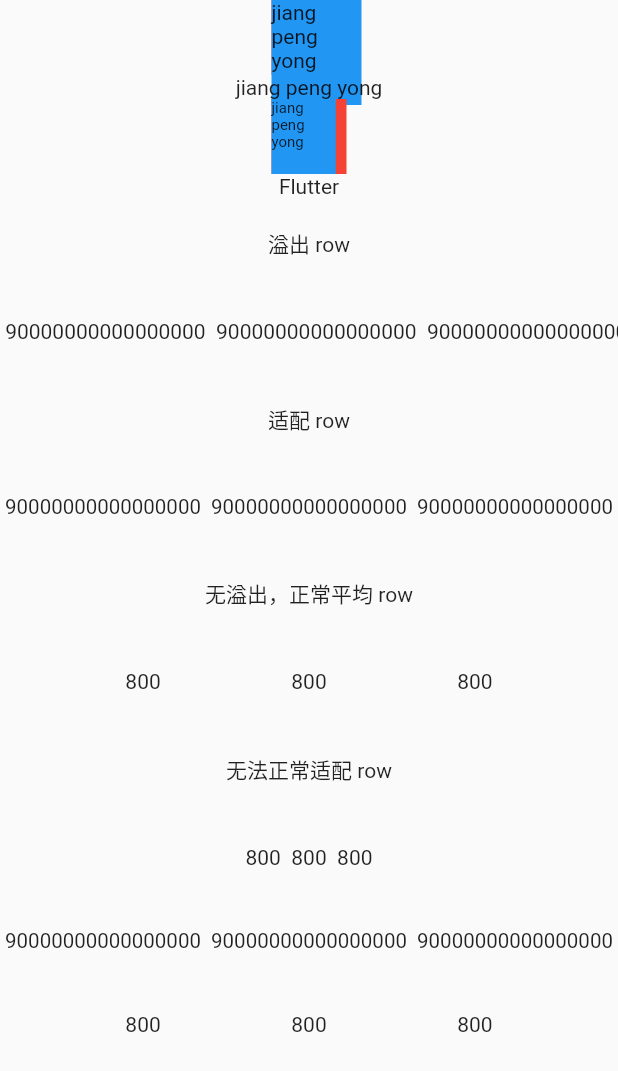
After one commit to zincPower/flutter-study-2021, a Flutter app: the screen it shows after launch, after a tap on "Fitted Box", on a phone screen of 412 x 824 dp. The commit adds this screen. Shown: the top 1071 px of the screen. Run offline on Flutter 3.47's test engine with Material 2 defaults, Android fonts, the phone set to English and light mode, and no system bars; our stand-ins replace camera, video_player.

Commit message:
feat: 增加宽度适配控件

```diff
--- /dev/null
+++ b/lib/container/fitted_box_widget.dart
@@ -0,0 +1,100 @@
+import 'package:flutter/material.dart';
+import 'package:flutter_study_2021/layout/responsive_column.dart';
+
+class FittedBoxWidget extends StatelessWidget {
+  const FittedBoxWidget({Key? key}) : super(key: key);
+
+  Widget build(BuildContext context) {
+    return Scaffold(
+      body: SafeArea(
+        child: Center(
+          child: Column(
+            children: [
+              wContainer(BoxFit.none),
+              Text('jiang peng yong'),
+              wContainer(BoxFit.contain),
+              Text('Flutter'),
+              Center(
+                child: Column(
+                  children: [
+                    Text("溢出 row"),
+                    wRow(' 90000000000000000 '),
+                    Text("适配 row"),
+                    FittedBox(child: wRow(' 90000000000000000 ')),
+                    Text("无溢出，正常平均 row"),
+                    LayoutLogPrint(tag: 1, child: wRow(' 800 ')),
+                    Text("无法正常适配 row"),
+                    FittedBox(
+                      child: LayoutLogPrint(tag: 2, child: wRow(' 800 ')),
+                    ),
+                    SingleLineFittedBox(
+                      child: wRow(' 90000000000000000 '),
+                    ),
+                    SingleLineFittedBox(child: wRow(' 800 ')),
+                  ]
+                      .map((e) => Padding(
+                            padding: EdgeInsets.symmetric(vertical: 20),
+                            child: e,
+                          ))
+                      .toList(),
+                ),
+              ),
+            ],
+          ),
+        ),
+      ),
+    );
+  }
+
+  Widget wContainer(BoxFit boxFit) {
+    return Container(
+      width: 50,
+      height: 50,
+      color: Colors.red,
+      child: FittedBox(
+        fit: boxFit,
+        // clipBehavior: Clip.hardEdge,
+        alignment: Alignment.topLeft,
+        // 子容器超过父容器大小
+        child: Container(
+          width: 60,
+          height: 70,
+          color: Colors.blue,
+          child: Text('jiang peng yong'),
+        ),
+      ),
+    );
+  }
+
+  // 直接使用Row
+  Widget wRow(String text) {
+    Widget child = Text(text);
+    child = Row(
+      mainAxisAlignment: MainAxisAlignment.spaceEvenly,
+      children: [child, child, child],
+    );
+    return child;
+  }
+}
+
+class SingleLineFittedBox extends StatelessWidget {
+  const SingleLineFittedBox({Key? key, this.child}) : super(key: key);
+  final Widget? child;
+
+  @override
+  Widget build(BuildContext context) {
+    return LayoutBuilder(
+      builder: (_, constraints) {
+        return FittedBox(
+          child: ConstrainedBox(
+            constraints: constraints.copyWith(
+              maxWidth: double.infinity,
+              minWidth: constraints.maxWidth,
+            ),
+            child: child,
+          ),
+        );
+      },
+    );
+  }
+}
--- a/lib/container/main.dart
+++ b/lib/container/main.dart
@@ -4,6 +4,7 @@
 import 'package:flutter_study_2021/container/constrained_box_widget.dart';
 import 'package:flutter_study_2021/container/container_widget.dart';
 import 'package:flutter_study_2021/container/decorated_box_widget.dart';
+import 'package:flutter_study_2021/container/fitted_box_widget.dart';
 import 'package:flutter_study_2021/container/padding_widget.dart';
 import 'package:flutter_study_2021/container/scaffold_with_bottom_app_bar_widget.dart';
 import 'package:flutter_study_2021/container/scaffold_widget.dart';
@@ -109,6 +110,14 @@
               },
               child: Text('Clip'),
             ),
+            TextButton(
+              onPressed: () {
+                Navigator.push(context, MaterialPageRoute(builder: (context) {
+                  return FittedBoxWidget();
+                }));
+              },
+              child: Text('Fitted Box'),
+            ),
           ],
         ),
       ),
```
Also changed, not shown: lib/layout/responsive_column.dart (+6 -4 lines).
